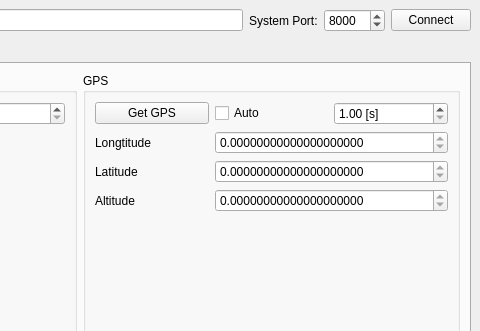
Qt form mainwindow.ui (DominikKamykowski/ServiceApplicationRPi) before a commit; both pictures show x 320 to 800 and y 0 to 331 of the 800 by 600 pixel window.
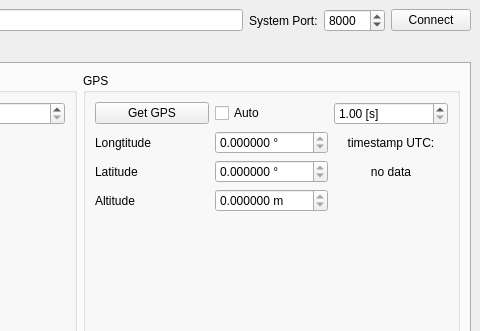
The same form after that commit. The open tabs and pages were chosen to show the change.

```diff
--- a/mainwindow.ui
+++ b/mainwindow.ui
@@ -136,48 +136,74 @@
              </property>
             </spacer>
            </item>
-           <item row="1" column="1" colspan="2">
+           <item row="1" column="1">
             <widget class="QDoubleSpinBox" name="dsbLongtitude">
              <property name="readOnly">
               <bool>true</bool>
              </property>
+             <property name="suffix">
+              <string> °</string>
+             </property>
              <property name="decimals">
-              <number>20</number>
+              <number>6</number>
              </property>
              <property name="maximum">
               <double>360.000000000000000</double>
              </property>
             </widget>
            </item>
-           <item row="2" column="1" colspan="2">
+           <item row="2" column="1">
             <widget class="QDoubleSpinBox" name="dsbLatitude">
              <property name="readOnly">
               <bool>true</bool>
              </property>
+             <property name="suffix">
+              <string> °</string>
+             </property>
              <property name="decimals">
-              <number>20</number>
+              <number>6</number>
              </property>
              <property name="maximum">
               <double>360.000000000000000</double>
              </property>
             </widget>
            </item>
-           <item row="3" column="1" colspan="2">
+           <item row="3" column="1">
             <widget class="QDoubleSpinBox" name="dsbAltitude">
              <property name="readOnly">
               <bool>true</bool>
              </property>
              <property name="suffix">
-              <string/>
+              <string> m</string>
              </property>
              <property name="decimals">
-              <number>20</number>
+              <number>6</number>
              </property>
              <property name="maximum">
               <double>360.000000000000000</double>
              </property>
             </widget>
            </item>
+           <item row="1" column="2">
+            <widget class="QLabel" name="label_13">
+             <property name="text">
+              <string>timestamp UTC:</string>
+             </property>
+             <property name="alignment">
+              <set>Qt::AlignCenter</set>
+             </property>
+            </widget>
+           </item>
+           <item row="2" column="2">
+            <widget class="QLabel" name="lbTimestamp">
+             <property name="text">
+              <string>no data</string>
+             </property>
+             <property name="alignment">
+              <set>Qt::AlignCenter</set>
+             </property>
+            </widget>
+           </item>
           </layout>
          </widget>
         </item>
```
Left out of the diff: 2 changed lines with no effect on the pictures.
